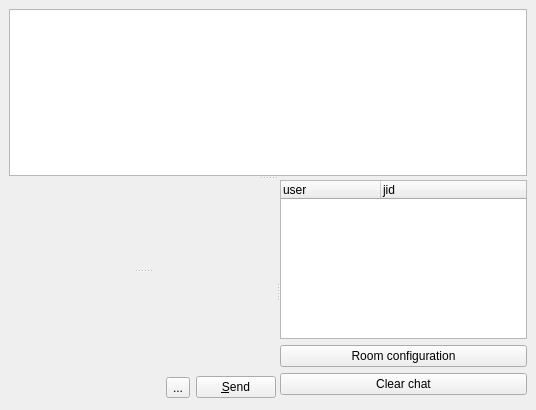
The window that widgets/groupchatwidget.ui (xmpp-graveyard/jabbim) describes before a commit, drawn with Qt 5.
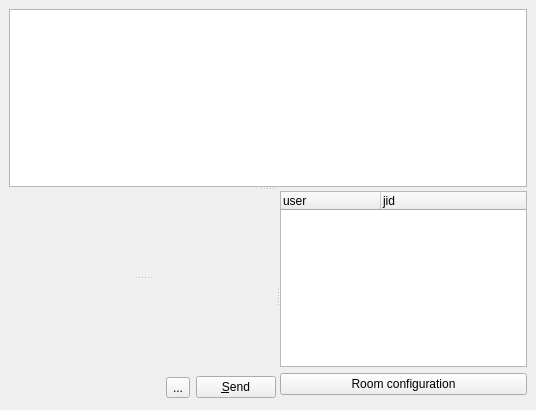
The same window after the commit. Icons and pictures are not drawn.

Commit message: cornelizace muc okna podle chat okna

Patch:
```diff
--- a/widgets/groupchatwidget.ui
+++ b/widgets/groupchatwidget.ui
@@ -172,13 +172,6 @@
           </layout>
          </widget>
         </item>
-        <item>
-         <widget class="QPushButton" name="clearChat" >
-          <property name="text" >
-           <string>Clear chat</string>
-          </property>
-         </widget>
-        </item>
         <item>
          <widget class="QWidget" native="1" name="pluginWidget" />
         </item>
```
The commit also changes 3 other files.
